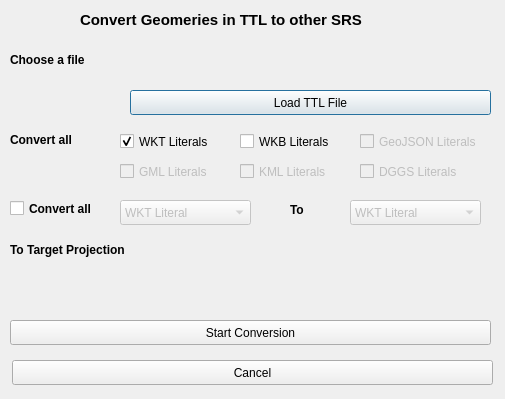
Above: dialogs/ui/convertcrsdialog.ui from sparqlunicorn/sparqlunicornGoesGIS before the change. Below: the same form after it.
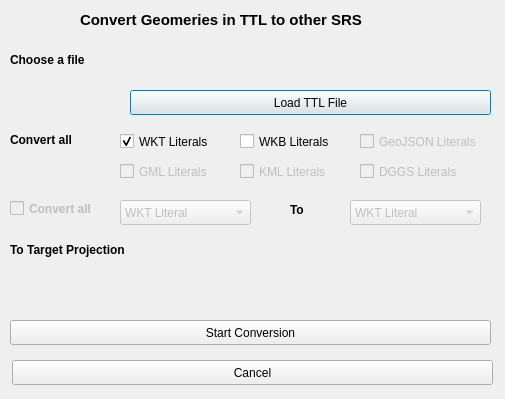
That is the form after the change. Custom widgets are drawn as their Qt base class.

The edit to the form file:
```diff
--- a/dialogs/ui/convertcrsdialog.ui
+++ b/dialogs/ui/convertcrsdialog.ui
@@ -364,6 +364,9 @@
    </property>
   </widget>
   <widget class="QCheckBox" name="convertAllCheckBox">
+   <property name="enabled">
+    <bool>false</bool>
+   </property>
    <property name="geometry">
     <rect>
      <x>10</x>
```
